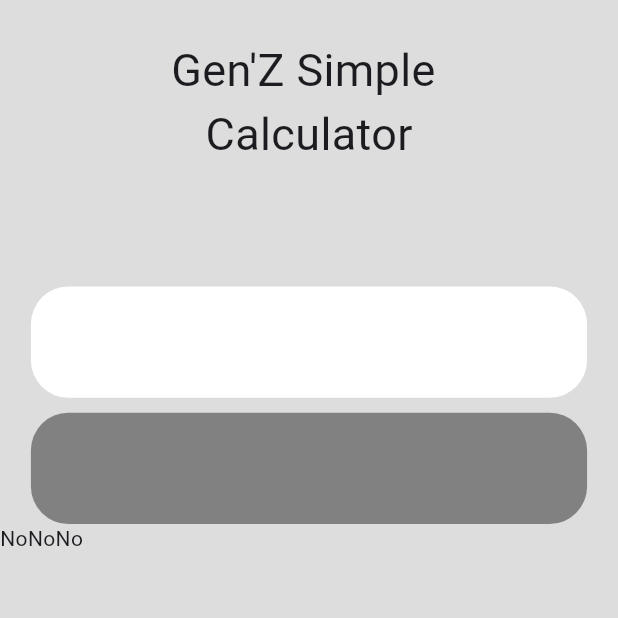
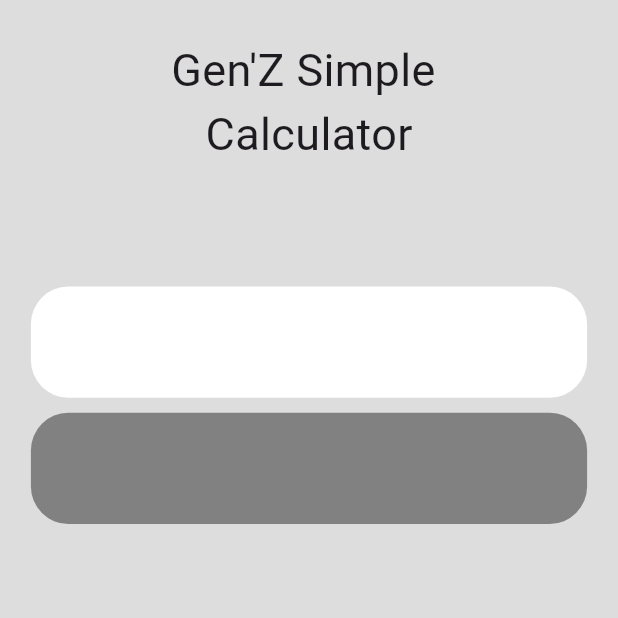
Before and after one commit to pyjoek/calculator_flutter, a Flutter app: the screen it shows after launch, on a phone screen of 412 x 824 dp, the top half of it. Run offline on Flutter 3.47's test engine with Material 3 defaults, Android fonts, the phone set to English and light mode, and no system bars.

Commit message:
starting to edit the style

```diff
--- a/lib/main.dart
+++ b/lib/main.dart
@@ -1,6 +1,6 @@
 import 'package:flutter/material.dart';
 
-void main() => runApp(MyApp());
+void main() => runApp(const MyApp());
 
 class MyApp extends StatefulWidget {
   const MyApp({super.key});
@@ -26,16 +26,26 @@ class _MyAppState extends State<MyApp> {
         body: Center(
           child: Column(
             children: [
-              SizedBox(height: 25,),
-              Center(
+              const SizedBox(
+                height: 25,
+              ),
+              const Center(
                 child: Column(
                   children: [
-                    Text("Gen'Z Simple ", style: TextStyle(fontSize: 30),),
-                    Text("Calculator", style: TextStyle(fontSize: 30),)
+                    Text(
+                      "Gen'Z Simple ",
+                      style: TextStyle(fontSize: 30),
+                    ),
+                    Text(
+                      "Calculator",
+                      style: TextStyle(fontSize: 30),
+                    )
                   ],
                 ),
               ),
-              SizedBox(height: 80,),
+              const SizedBox(
+                height: 80,
+              ),
               Container(
                 width: width * 0.9,
                 height: height * 0.09,
@@ -44,7 +54,9 @@ class _MyAppState extends State<MyApp> {
                   color: Colors.white,
                 ),
               ),
-              SizedBox(height: 10,),
+              const SizedBox(
+                height: 10,
+              ),
               Container(
                 width: width * 0.9,
                 height: height * 0.09,
@@ -53,12 +65,8 @@ class _MyAppState extends State<MyApp> {
                   color: const Color.fromARGB(255, 129, 129, 129),
                 ),
               ),
-              Row(
-                children: [
-                  Text("No"),
-                  Text("No"),
-                  Text("No"),
-                ],
+              const Row(
+                children: [],
               )
             ],
           ),
```
Also changed, not shown: pubspec.lock.
